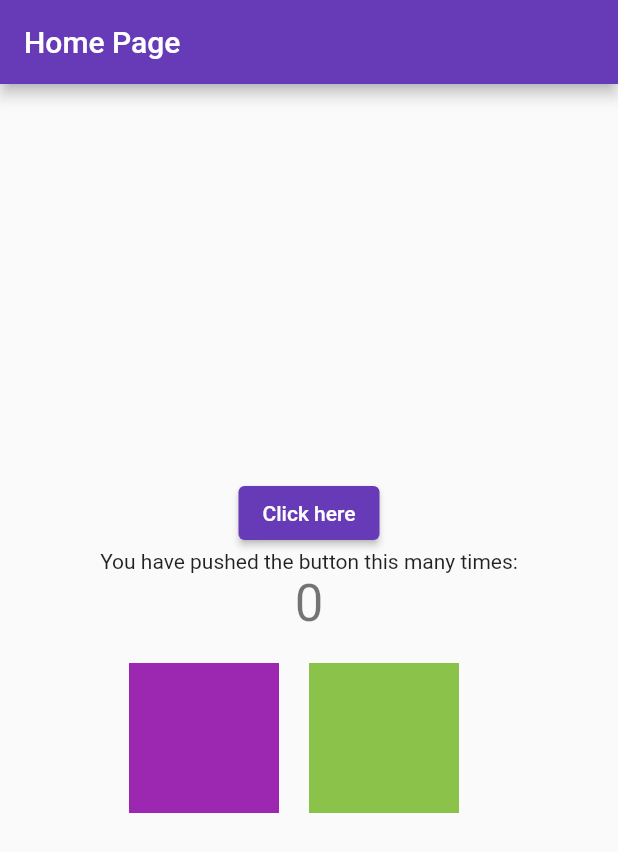
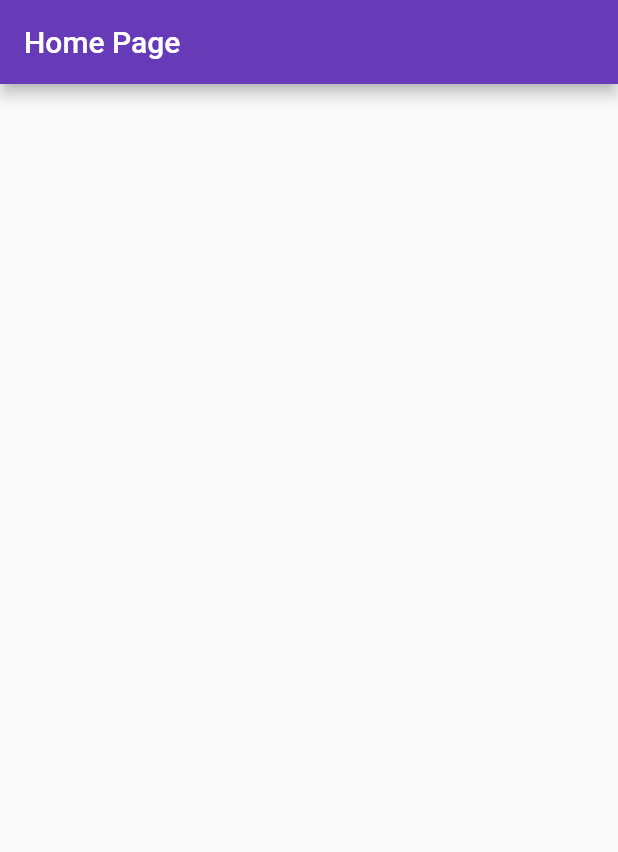
Before and after one commit to mwishart/idle_game, a Flutter app: the screen it shows after launch, on a phone screen of 412 x 824 dp. Shown: the top 852 px of the screen. Run offline on Flutter 3.47's test engine with Material 2 defaults, Android fonts, the phone set to English and light mode, and no system bars.

Commit message:
Update homePage.dart

```diff
--- a/lib/homePage.dart
+++ b/lib/homePage.dart
@@ -47,58 +47,15 @@ class _MyHomePageState extends State<MyHomePage> {
         title: Text(widget.title),
       ),
       body: Center(
-        // Center is a layout widget. It takes a single child and positions it
-        // in the middle of the parent.
         child: Column(
-          // Column is also a layout widget. It takes a list of children and
-          // arranges them vertically. By default, it sizes itself to fit its
-          // children horizontally, and tries to be as tall as its parent.
-          //
-          // Invoke "debug painting" (press "p" in the console, choose the
-          // "Toggle Debug Paint" action from the Flutter Inspector in Android
-          // Studio, or the "Toggle Debug Paint" command in Visual Studio Code)
-          // to see the wireframe for each widget.
-          //
-          // Column has various properties to control how it sizes itself and
-          // how it positions its children. Here we use mainAxisAlignment to
-          // center the children vertically; the main axis here is the vertical
-          // axis because Columns are vertical (the cross axis would be
-          // horizontal).
-          mainAxisAlignment: MainAxisAlignment.center,
-          children: <Widget>[
-            ElevatedButton(onPressed:(){
-              _incrementCounter();
-            }, child:
-            Text('Click here'),),
-            Text(
-              'You have pushed the button this many times:',
-            ),
-            Text(
-              '$_counter',
-              style: Theme.of(context).textTheme.headline4,
-            ),
+          children: [
             Row(
-              mainAxisAlignment: MainAxisAlignment.center,
-              children: [
-                Container(
-                  color: Colors.purple,
-                  width: 100,
-                  height: 100,
-                  padding: EdgeInsets.all(20),
-                ),
-                Padding(
-                  padding: const EdgeInsets.all(20.0),
-                  child: Container(
-                    color: Colors.lightGreen,
-                    width: 100,
-                    height: 100,
-                  ),
-                ),
-              ],
-            ),
+
+            )
           ],
+
         ),
-      ),
+        ),
       // This trailing comma makes auto-formatting nicer for build methods.
     );
   }
```
